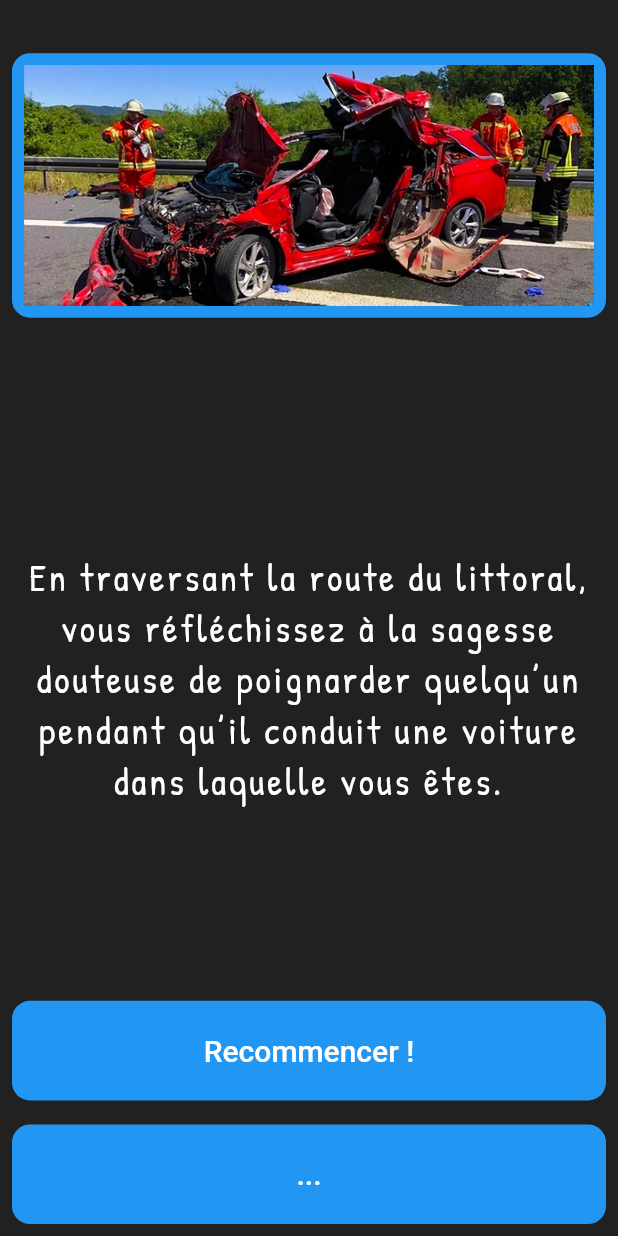
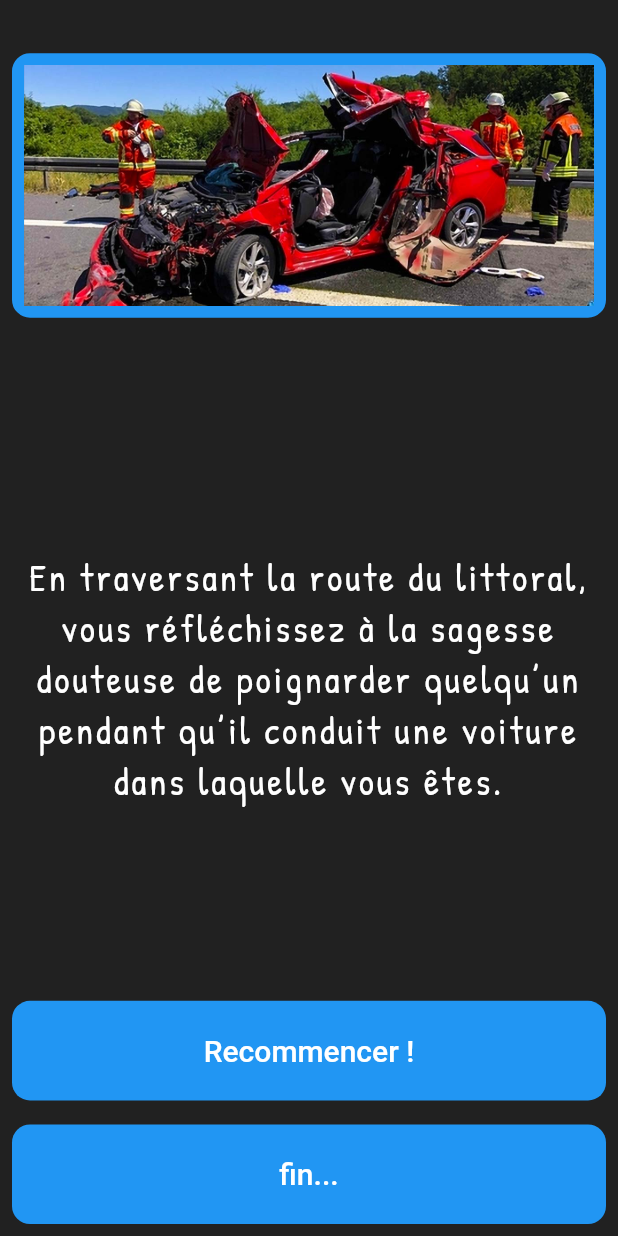
Before and after one commit to Ryll974/activestory, a Flutter app: the screen it shows after launch, after a tap on "Vous le remerciez et vous montez dans sa", after a tap on "C'est lui ou moi, je prends le couteau e", on a phone screen of 412 x 824 dp. Run offline on Flutter 3.47's test engine with Material 2 defaults, Android fonts, the light colour scheme and no system bars.

Commit message:
Version 1.1.4 - modif du texte de fin, remplacer '...' par 'fin...'

```diff
--- a/lib/story.dart
+++ b/lib/story.dart
@@ -13,8 +13,8 @@ final List<Story> histoire = [
   Story(0, "images/image-0.jpg", "Vous venez de crever un pneu à St André. Vous n'avez pas de téléphone vous décidez de faire du stop. Une ford fiesta rouge s'arrête et le conducteur vous demande si vous voulez qu'il vous dépanne.", "Vous le remerciez et vous montez dans sa voiture",2, "Vous lui demandez s'il n'est pas un meurtrier avant !",1,),
   Story(1, "images/image-1.jpg", "Il acquiesce de la tête, sans faire attention à la question.", "Au moins il est honnête. Vous montez ! ",2, "Attends, mais je sais comment changer un pneu voyons !",3,),
   Story(2, "images/image-2.jpg", "Lorsqu'il commence à conduire, il vous demande d'ouvrir la boite à gants. À l’intérieur, vous trouvez un couteau ensanglanté, deux doigts coupés et un CD de T-Matt.", "J'adore T-Matt, je lui donne le CD.",5, "C'est lui ou moi, je prends le couteau et je le poignarde.",4,),
-  Story(3, "images/image-3.jpg", "Woaw ! Quelle évasion ! ", "Recommencer !",0, "...",6,),
-  Story(4, "images/image-4.jpg", "En traversant la route du littoral, vous réfléchissez à la sagesse douteuse de poignarder quelqu’un pendant qu’il conduit une voiture dans laquelle vous êtes.", "Recommencer !",0, "...",6,),
-  Story(5, "images/image-5.jpg", "Vous vous faites un bon dalon et vous chantez le dernier son de T-matt ensemble. Il vous dépose à Cambaie et il vous demande si vous connaissez un bon endroit pour jeter un corps.", "Recommencer !",0, "...",6,),
+  Story(3, "images/image-3.jpg", "Woaw ! Quelle évasion ! ", "Recommencer !",0, "fin...",6,),
+  Story(4, "images/image-4.jpg", "En traversant la route du littoral, vous réfléchissez à la sagesse douteuse de poignarder quelqu’un pendant qu’il conduit une voiture dans laquelle vous êtes.", "Recommencer !",0, "fin...",6,),
+  Story(5, "images/image-5.jpg", "Vous vous faites un bon dalon et vous chantez le dernier son de T-matt ensemble. Il vous dépose à Cambaie et il vous demande si vous connaissez un bon endroit pour jeter un corps.", "Recommencer !",0, "fin...",6,),
   Story(6, "images/image-999.jpg", "Merci d'avoir joué", "Recommencer",0, "Quitter",6,),
 ];
```
